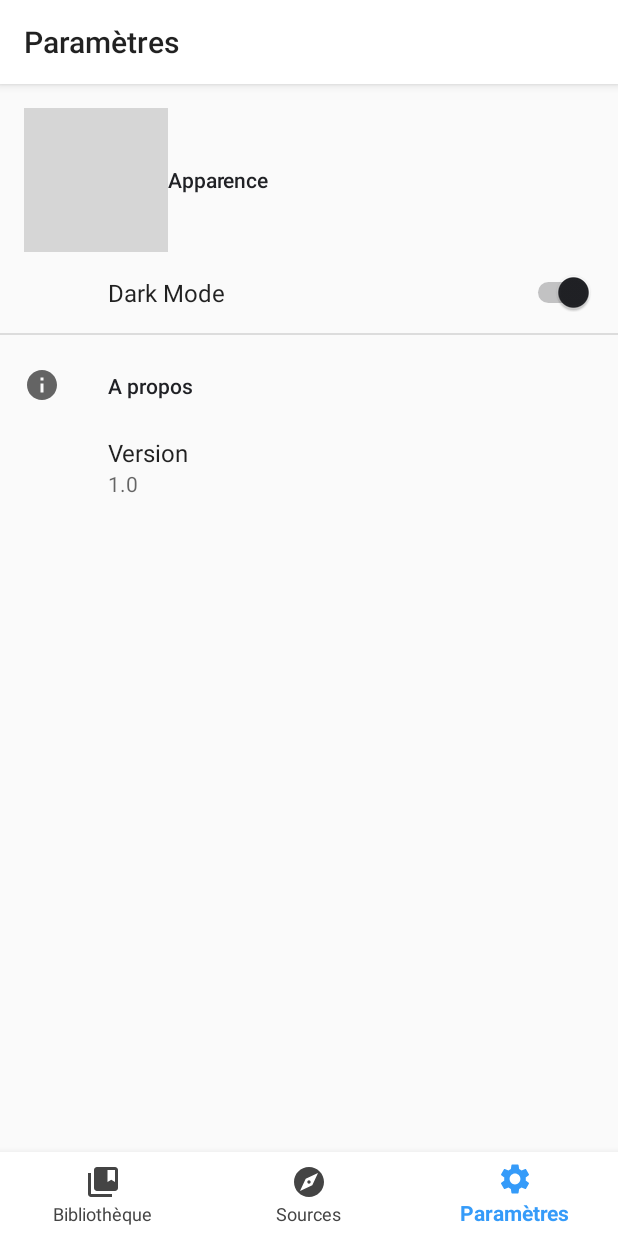
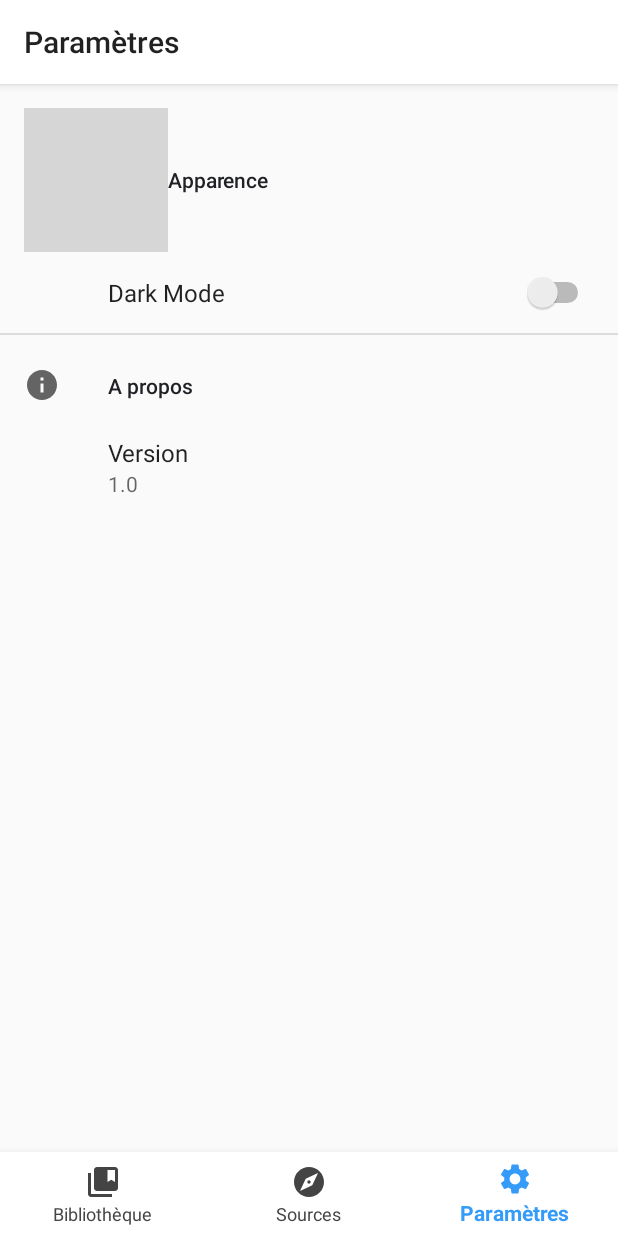
Before and after one commit to OOmar-pro/Fuji, an Android app: the SettingsFragment screen opened through its navigation route, on a phone screen of 412 x 824 dp. Run offline under Robolectric (Android 15) with nearby library versions, the phone set to English and light mode, and no system bars; our stand-ins replace androidx.preference, navigation-ui; grey boxes are pictures that could not be loaded.

Commit message:
~ Set switch darkmode default to "false"

```diff
--- a/app/src/main/res/xml/settings_screen.xml
+++ b/app/src/main/res/xml/settings_screen.xml
@@ -7,7 +7,7 @@
 
         <SwitchPreference
             app:key="@string/theme"
-            app:defaultValue="true"
+            app:defaultValue="false"
             app:title="@string/dark_mode" />
 
     </PreferenceCategory>
```
